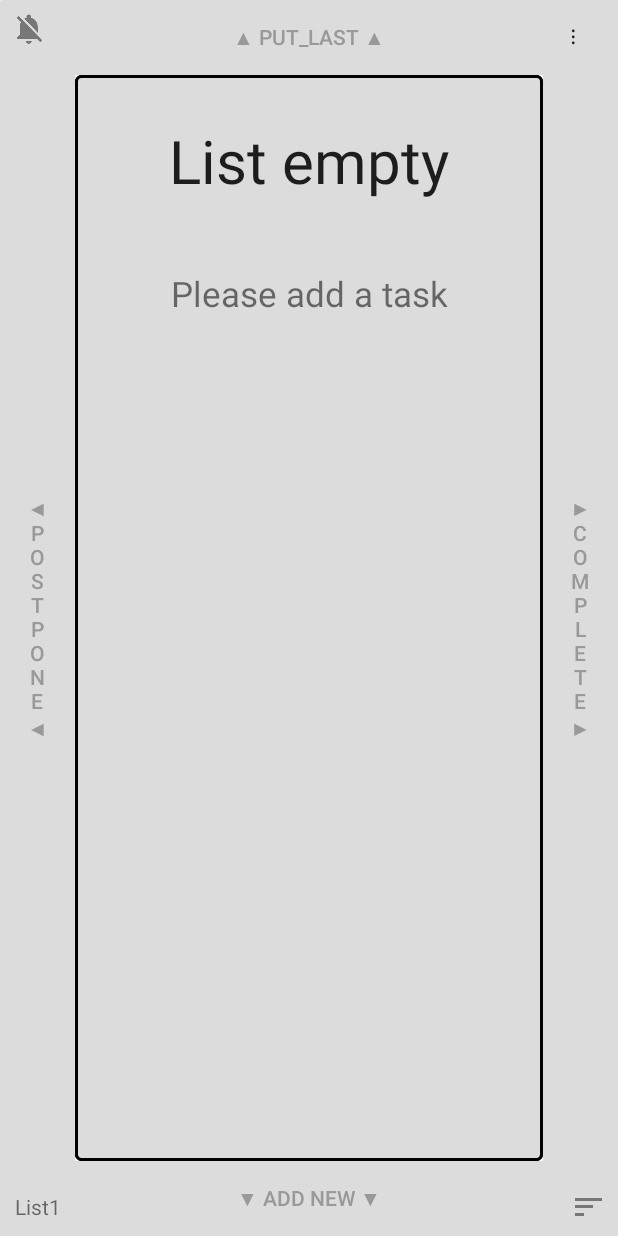
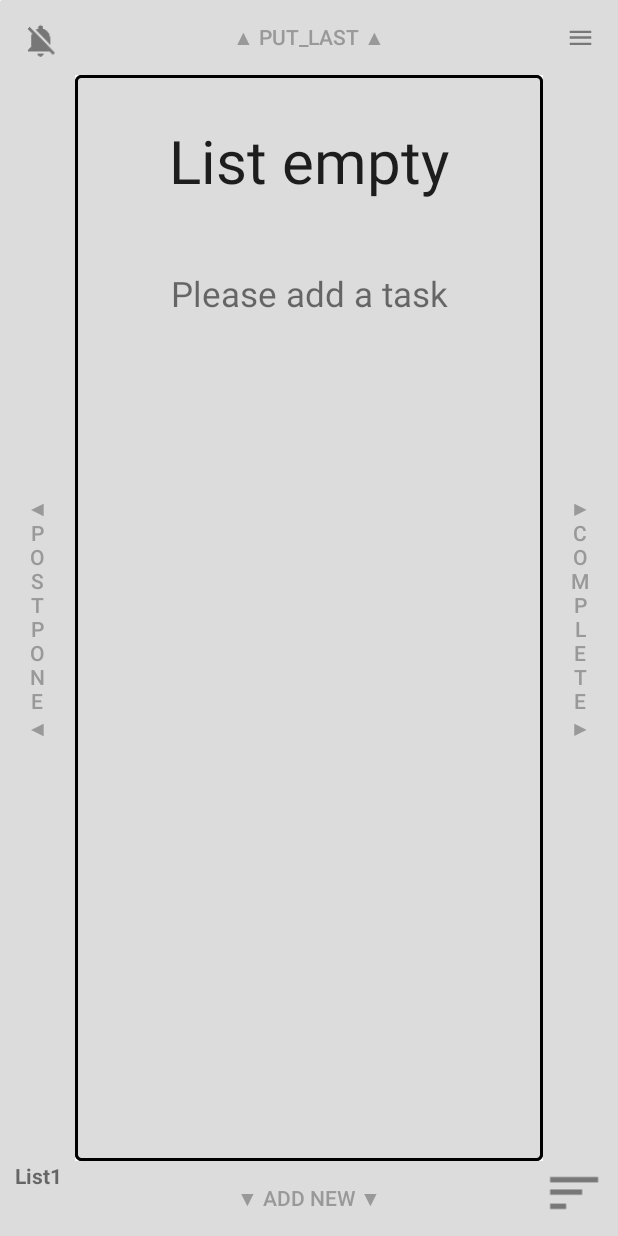
Before and after one commit to MKindberg/TodoQueue, an Android app: the screen it shows after launch (MainActivity), on a phone screen of 412 x 824 dp. Run offline under Robolectric (Android 15) with nearby library versions, the phone set to English and light mode, and no system bars.

Commit message:
Made buttons bigger

```diff
--- a/app/src/main/res/layout/common_buttons.xml
+++ b/app/src/main/res/layout/common_buttons.xml
@@ -39,32 +39,35 @@
         android:background="@drawable/button_back"
         android:textColor="#999" />
 
-    <Button
+    <ImageButton
         android:id="@+id/buttonMenu"
         android:layout_width="50dp"
         android:layout_height="50dp"
         style="?android:attr/borderlessButtonStyle"
-        android:background="@drawable/button_back"
         android:layout_alignParentEnd="true"
         android:layout_alignParentTop="true"
-        android:rotation="90"
-        android:text="..."
-        android:onClick="menu" />
+        android:src="@drawable/ic_menu_black_24dp"
+        android:onClick="menu"
+        android:tint="#777"
+        android:scaleX="0.8"
+        android:scaleY="0.8"
+
+        />
 
     <TextView
         android:id="@+id/ListText"
-        android:layout_width="wrap_content"
-        android:layout_height="wrap_content"
+        android:layout_width="50dp"
+        android:layout_height="50dp"
         android:textAlignment="viewStart"
         android:text="List"
         android:paddingStart="10dp"
-        android:paddingBottom="10dp"
+        android:textStyle="bold"
         android:layout_alignParentBottom="true"
         />
     <ImageView
         android:id="@+id/buttonSort"
-        android:layout_width="wrap_content"
-        android:layout_height="wrap_content"
+        android:layout_width="50dp"
+        android:layout_height="50dp"
         android:src="@drawable/ic_sort_white_24dp"
         android:layout_alignParentBottom="true"
         android:layout_alignParentEnd="true"
@@ -74,13 +77,15 @@
         />
     <ImageView
         android:id="@+id/buttonNotif"
-        android:layout_width="wrap_content"
-        android:layout_height="wrap_content"
+        android:layout_width="50dp"
+        android:layout_height="50dp"
         android:src="@drawable/ic_notifications_none_white_24dp"
         android:layout_alignParentTop="true"
         android:layout_alignParentStart="true"
         android:paddingStart="7dp"
         android:paddingTop="7dp"
         android:tint="#777"
+        android:scaleX="0.6"
+        android:scaleY="0.6"
         />
 </merge>
```
